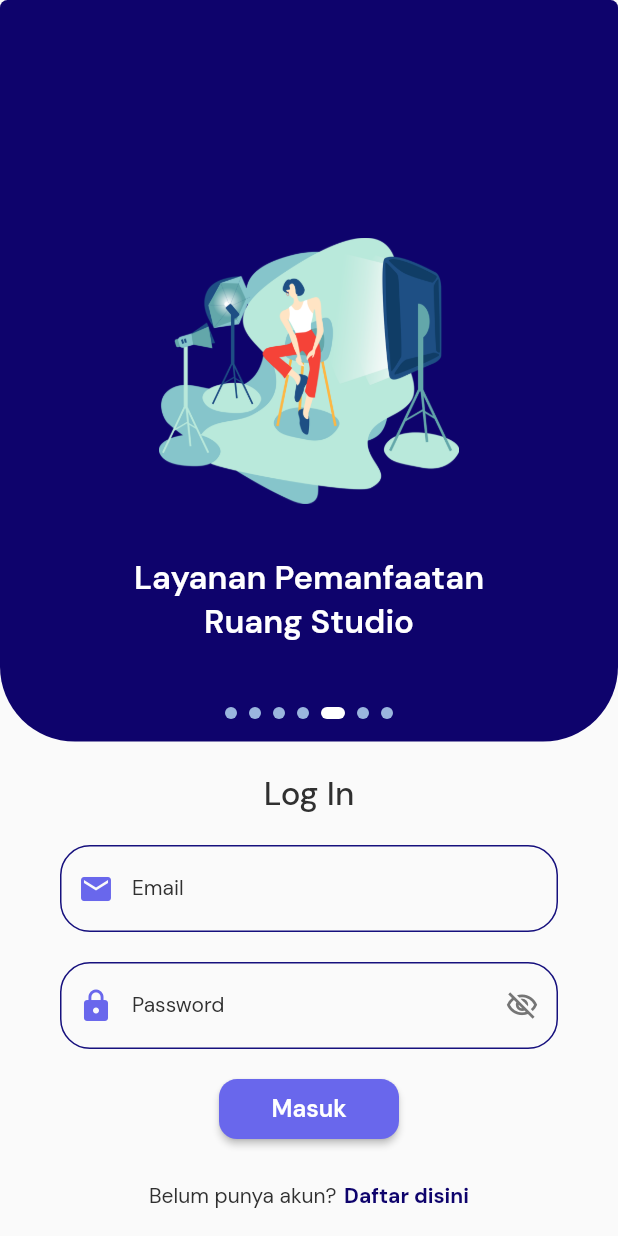
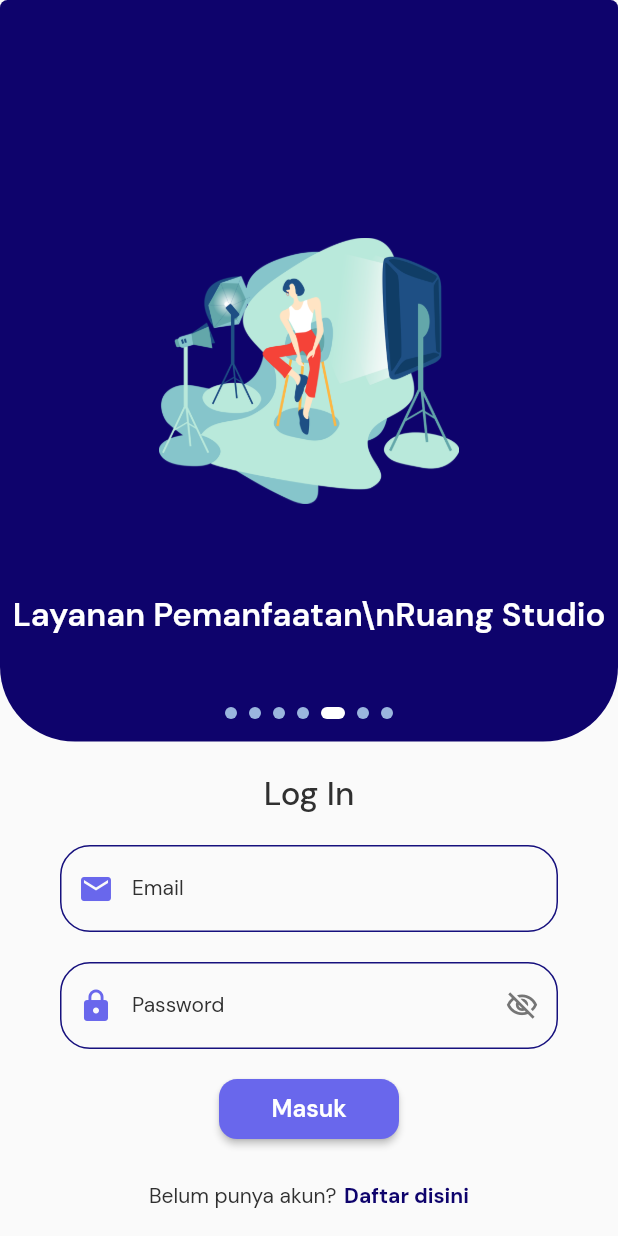
Before and after one commit to exvansi/humasin, a Flutter app: the screen it shows after launch, swiped to page 5, on a phone screen of 412 x 824 dp. Run offline on Flutter 3.47's test engine with Material 2 defaults, Android fonts, the phone set to English and light mode, and no system bars; drawn by our look-alikes of auto_size_text, smooth_page_indicator; our stand-ins replace built_collection, built_value, cloud_firestore, firebase_auth, firebase_core, font_awesome_flutter and 8 more; accounts and stored records are empty; generated files the repository leaves out were written again.

Commit message:
Updating to latest FlutterFlow output.

```diff
--- a/lib/flutter_flow/flutter_flow_theme.dart
+++ b/lib/flutter_flow/flutter_flow_theme.dart
@@ -50,7 +50,7 @@ class FlutterFlowTheme {
         'DM Sans',
         color: Color(0xFF424242),
         fontWeight: FontWeight.normal,
-        fontSize: 14,
+        fontSize: 12,
       );
 }
 
--- a/lib/login_page/login_page_widget.dart
+++ b/lib/login_page/login_page_widget.dart
@@ -40,6 +40,7 @@ class _LoginPageWidgetState extends State<LoginPageWidget> {
         key: scaffoldKey,
         body: Column(
           mainAxisSize: MainAxisSize.max,
+          crossAxisAlignment: CrossAxisAlignment.stretch,
           children: [
             Container(
               width: double.infinity,
@@ -169,7 +170,7 @@ class _LoginPageWidgetState extends State<LoginPageWidget> {
                               Align(
                                 alignment: Alignment(0, 0.7),
                                 child: Text(
-                                  'Layanan Pemanfaatan\nRuang Studio',
+                                  'Layanan Pemanfaatan\\nRuang Studio',
                                   textAlign: TextAlign.center,
                                   style: FlutterFlowTheme.title2.override(
                                     fontFamily: 'DM Sans',
@@ -194,7 +195,7 @@ class _LoginPageWidgetState extends State<LoginPageWidget> {
                               Align(
                                 alignment: Alignment(0, 0.7),
                                 child: Text(
-                                  'Layanan Publikasi\ndan Percetakan',
+                                  'Layanan Publikasi\\ndan Percetakan',
                                   textAlign: TextAlign.center,
                                   style: FlutterFlowTheme.title2.override(
                                     fontFamily: 'DM Sans',
@@ -219,7 +220,7 @@ class _LoginPageWidgetState extends State<LoginPageWidget> {
                               Align(
                                 alignment: Alignment(0, 0.7),
                                 child: Text(
-                                  'Layanan Penerimaan\nKunjungan',
+                                  'Layanan Penerimaan\\nKunjungan',
                                   textAlign: TextAlign.center,
                                   style: FlutterFlowTheme.title2.override(
                                     fontFamily: 'DM Sans',
@@ -415,7 +416,6 @@ class _LoginPageWidgetState extends State<LoginPageWidget> {
                             fontFamily: 'DM Sans',
                           ),
                           textAlign: TextAlign.center,
-                          keyboardType: TextInputType.emailAddress,
                         ),
                       ),
                     ),
@@ -443,11 +443,9 @@ class _LoginPageWidgetState extends State<LoginPageWidget> {
 
                                 await Navigator.pushAndRemoveUntil(
                                   context,
-                                  PageTransition(
-                                    type: PageTransitionType.rightToLeft,
-                                    duration: Duration(milliseconds: 5),
-                                    reverseDuration: Duration(milliseconds: 5),
-                                    child: NavBarPage(initialPage: 'HomePage'),
+                                  MaterialPageRoute(
+                                    builder: (context) =>
+                                        NavBarPage(initialPage: 'HomePage'),
                                   ),
                                   (r) => false,
                                 );
--- a/lib/ticket_page/ticket_page_widget.dart
+++ b/lib/ticket_page/ticket_page_widget.dart
@@ -51,7 +51,7 @@ class _TicketPageWidgetState extends State<TicketPageWidget> {
                               },
                               icon: Icon(
                                 Icons.arrow_back_rounded,
-                                color: FlutterFlowTheme.tertiaryColor,
+                                color: Colors.white,
                                 size: 25,
                               ),
                               iconSize: 25,
@@ -66,7 +66,7 @@ class _TicketPageWidgetState extends State<TicketPageWidget> {
                           mainAxisAlignment: MainAxisAlignment.center,
                           children: [
                             Text(
-                              'Status\nTiket Anda',
+                              'Status\\nTiket Anda',
                               textAlign: TextAlign.center,
                               style: FlutterFlowTheme.title1.override(
                                 fontFamily: 'DM Sans',
--- a/pubspec.yaml
+++ b/pubspec.yaml
@@ -36,6 +36,7 @@ dependencies:
   intl:
   json_serializable: ^3.5.1
   latlong:
+  location:
   page_transition:
   rxdart: ^0.25.0
   sign_in_with_apple: ^2.5.4
```
Also changed, not shown: lib/account_page/account_page_widget.dart (+11 -2 lines), lib/flutter_flow/flutter_flow_util.dart (+23 -1 lines), lib/home_page/home_page_widget.dart (+14 -5 lines), lib/sign_up_page/sign_up_page_widget.dart (+6 -6 lines), assets/images/bg1.png (added), 1 other file.
